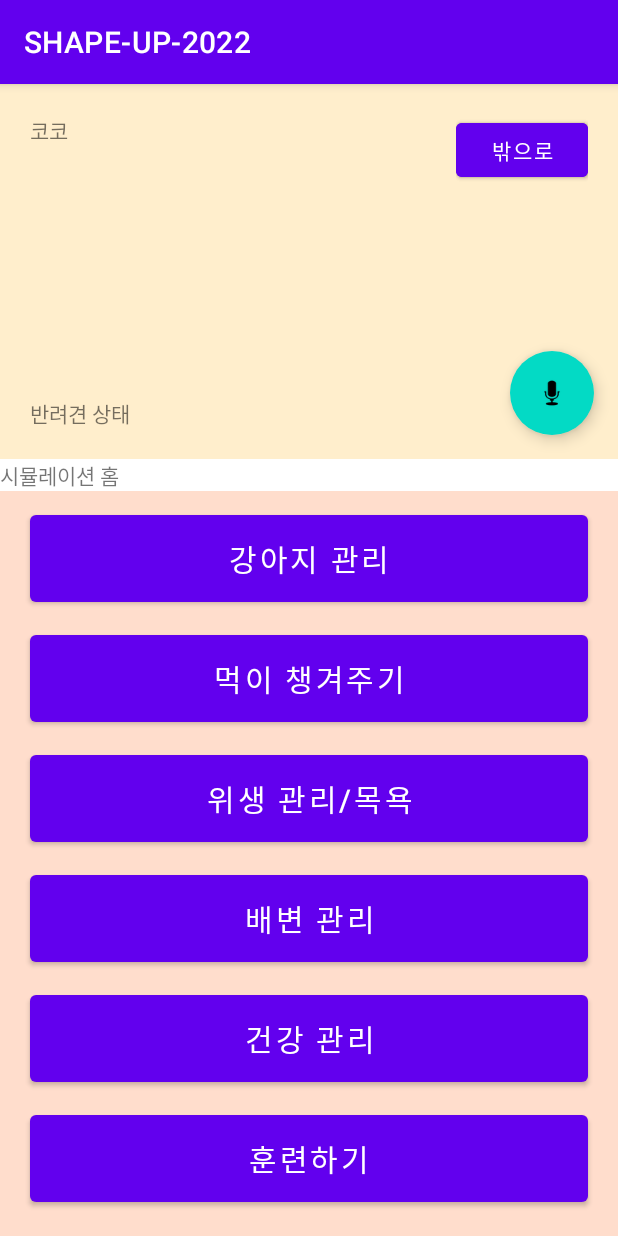
After one commit to SHAPE-UP/Bangida-client, an Android app: the SimulationActivity screen opened directly, with no data from a screen before it, on a phone screen of 412 x 824 dp. The commit adds this screen. Run offline under Robolectric (Android 15) with nearby library versions, the phone set to English and light mode, and no system bars.

Commit message:
#8 시뮬레이션 메인화면 틀(실내/실외 시뮬레이션으로 이동하는 버튼)

```diff
--- a/SHAPEUP2022/app/src/main/AndroidManifest.xml
+++ b/SHAPEUP2022/app/src/main/AndroidManifest.xml
@@ -9,6 +9,9 @@
         android:roundIcon="@mipmap/ic_launcher_round"
         android:supportsRtl="true"
         android:theme="@style/Theme.SHAPEUP2022">
+        <activity
+            android:name=".SimulationActivity"
+            android:exported="false" />
         <activity
             android:name=".TempMainActivity"
             android:exported="false">
@@ -41,8 +44,7 @@
             android:exported="true" />
         <activity
             android:name=".MainActivity"
-            android:exported="true">
-        </activity>
+            android:exported="true"></activity>
         <activity
             android:name=".ToDoActivity"
             android:exported="false" /> <!-- 정보 -->
--- /dev/null
+++ b/SHAPEUP2022/app/src/main/java/com/example/shape_up_2022/SimulationActivity.kt
@@ -0,0 +1,44 @@
+package com.example.shape_up_2022
+
+import androidx.appcompat.app.AppCompatActivity
+import android.os.Bundle
+import android.view.View
+import com.example.shape_up_2022.databinding.SimulationMainBinding
+
+class SimulationActivity : AppCompatActivity() {
+    lateinit var binding: SimulationMainBinding
+
+    override fun onCreate(savedInstanceState: Bundle?) {
+        super.onCreate(savedInstanceState)
+
+        binding = SimulationMainBinding.inflate(layoutInflater)
+        if (false) { // 시뮬레이션을 시작하지 않은 유저라면(반려견이 없는지 검사)
+            binding.simNotStarted.visibility= View.VISIBLE
+            binding.simStarted.visibility= View.INVISIBLE
+            binding.simStartBtn.setOnClickListener {
+                //버튼 클릭하면 시뮬레이션 시작 액티비티로 전환
+                //val intent = Intent(this, 시작액티비티::class.java)
+                //startActivity(intent)
+            }
+        }
+
+        setContentView(binding.root)
+
+        // 실내/외출 모드 전환
+
+        binding.btnout.setOnClickListener {
+            binding.btnout.visibility = View.INVISIBLE
+            binding.indoor.visibility = View.INVISIBLE
+            binding.btnin.visibility = View.VISIBLE
+            binding.outdoor.visibility = View.VISIBLE
+        }
+
+        binding.btnin.setOnClickListener {
+            binding.btnin.visibility = View.INVISIBLE
+            binding.outdoor.visibility = View.INVISIBLE
+            binding.btnout.visibility = View.VISIBLE
+            binding.indoor.visibility = View.VISIBLE
+        }
+
+    }
+}
--- a/SHAPEUP2022/app/src/main/java/com/example/shape_up_2022/TempMainActivity.kt
+++ b/SHAPEUP2022/app/src/main/java/com/example/shape_up_2022/TempMainActivity.kt
@@ -12,6 +12,11 @@ class TempMainActivity : AppCompatActivity() {
         super.onCreate(savedInstanceState)
         val binding = ActivityTempMainBinding.inflate(layoutInflater)
         setContentView(binding.root)
+
+        binding.btnSimulationMain.setOnClickListener {
+            intent1 = Intent(this, SimulationActivity::class.java)
+            startActivity(intent1)
+        }
 
         binding.budgetMain.setOnClickListener {
             intent1 = Intent(this, BudgetActivity::class.java)
--- /dev/null
+++ b/SHAPEUP2022/app/src/main/res/layout/simulation_main.xml
@@ -0,0 +1,217 @@
+<?xml version="1.0" encoding="utf-8"?>
+<LinearLayout xmlns:android="http://schemas.android.com/apk/res/android"
+    xmlns:tools="http://schemas.android.com/tools"
+    android:layout_width="match_parent"
+    android:layout_height="match_parent"
+    xmlns:app="http://schemas.android.com/apk/res-auto"
+    android:orientation="vertical">
+
+    <FrameLayout
+        android:layout_width="match_parent"
+        android:layout_height="match_parent">
+
+        <!--시뮬레이션 시작-->
+        <LinearLayout
+            android:id="@+id/sim_not_started"
+            android:layout_width="match_parent"
+            android:layout_height="match_parent"
+            android:orientation="vertical"
+            android:gravity="center"
+            android:background="@color/white"
+            >
+            <TextView
+                android:layout_width="match_parent"
+                android:layout_height="wrap_content"
+                android:text="성향 점검 테스트"
+                android:textSize="30dp"
+                android:gravity="center"
+                />
+            <Button
+                android:id="@+id/test_start_btn"
+                android:layout_width="match_parent"
+                android:layout_height="wrap_content"
+                android:text="시작하기"
+                android:textSize="30dp"
+                />
+            <View style="@style/Divider"
+                android:layout_marginVertical="50dp" />
+            <TextView
+                android:layout_width="match_parent"
+                android:layout_height="wrap_content"
+                android:text="시뮬레이션"
+                android:textSize="30dp"
+                android:gravity="center"
+                />
+            <Button
+                android:id="@+id/sim_start_btn"
+                android:layout_width="match_parent"
+                android:layout_height="wrap_content"
+                android:text="시작하기"
+                android:textSize="30dp"
+                />
+        </LinearLayout>
+
+        <!--시뮬레이션-->
+        <LinearLayout
+            android:id="@+id/sim_started"
+            android:layout_width="match_parent"
+            android:layout_height="match_parent"
+            android:background="@color/white"
+            android:orientation="vertical">
+
+            <androidx.constraintlayout.widget.ConstraintLayout
+                android:layout_width="match_parent"
+                android:layout_height="250dp"
+                android:background="#ffeecc">
+                <TextView
+                    android:layout_width="wrap_content"
+                    android:layout_height="wrap_content"
+                    app:layout_constraintLeft_toLeftOf="parent"
+                    app:layout_constraintTop_toTopOf="parent"
+                    android:layout_margin="20dp"
+                    android:text="코코"
+                    />
+                <FrameLayout
+                    android:layout_width="wrap_content"
+                    android:layout_height="wrap_content"
+                    app:layout_constraintRight_toRightOf="parent"
+                    app:layout_constraintTop_toTopOf="parent"
+                    android:layout_margin="20dp">
+                    <Button
+                        android:layout_width="wrap_content"
+                        android:layout_height="wrap_content"
+                        android:id="@+id/btnin"
+                        android:text="실내로" />
+                    <Button
+                        android:layout_width="wrap_content"
+                        android:layout_height="wrap_content"
+                        android:id="@+id/btnout"
+                        android:text="밖으로" />
+                </FrameLayout>
+                <TextView
+                    android:layout_width="wrap_content"
+                    android:layout_height="wrap_content"
+                    app:layout_constraintLeft_toLeftOf="parent"
+                    app:layout_constraintBottom_toBottomOf="parent"
+                    android:layout_margin="20dp"
+                    android:text="반려견 상태"
+                    />
+                <com.google.android.material.floatingactionbutton.ExtendedFloatingActionButton
+                    android:layout_width="wrap_content"
+                    android:layout_height="wrap_content"
+                    android:layout_marginEnd="16dp"
+                    android:layout_marginBottom="16dp"
+                    app:icon="@android:drawable/ic_btn_speak_now"
+                    app:layout_constraintBottom_toBottomOf="parent"
+                    app:layout_constraintEnd_toEndOf="parent" />
+
+            </androidx.constraintlayout.widget.ConstraintLayout>
+
+            <TextView
+                android:layout_width="wrap_content"
+                android:layout_height="wrap_content"
+                android:text="시뮬레이션 홈" />
+
+            <FrameLayout
+                android:layout_width="match_parent"
+                android:layout_height="0dp"
+                android:layout_weight="1"
+                >
+
+                <ScrollView
+                    android:id="@+id/outdoor"
+                    android:layout_width="match_parent"
+                    android:layout_height="match_parent"
+                    android:background="#ccddff">
+                    <LinearLayout
+                        android:layout_width="match_parent"
+                        android:layout_height="match_parent"
+                        android:orientation="vertical">
+                        <Button
+                            android:layout_width="match_parent"
+                            android:layout_height="70dp"
+                            android:textSize="20dp"
+                            android:layout_marginHorizontal="20dp"
+                            android:layout_marginTop="10dp"
+                            android:text="산책 다녀오기"/>
+                        <Button
+                            android:layout_width="match_parent"
+                            android:layout_height="70dp"
+                            android:textSize="20dp"
+                            android:layout_marginHorizontal="20dp"
+                            android:layout_marginTop="10dp"
+                            android:text="병원"/>
+                        <Button
+                            android:layout_width="match_parent"
+                            android:layout_height="70dp"
+                            android:textSize="20dp"
+                            android:layout_marginHorizontal="20dp"
+                            android:layout_marginTop="10dp"
+                            android:text="미용"/>
+
+                    </LinearLayout>
+                </ScrollView>
+
+                <ScrollView
+                    android:id="@+id/indoor"
+                    android:layout_width="match_parent"
+                    android:layout_height="match_parent"
+                    android:background="#ffddcc">
+                    <LinearLayout
+                        android:layout_width="match_parent"
+                        android:layout_height="match_parent"
+                        android:orientation="vertical">
+                        <Button
+                            android:layout_width="match_parent"
+                            android:layout_height="70dp"
+                            android:textSize="20dp"
+                            android:layout_marginHorizontal="20dp"
+                            android:layout_marginTop="10dp"
+                            android:text="강아지 관리"/>
+                        <Button
+                            android:layout_width="match_parent"
+                            android:layout_height="70dp"
+                            android:textSize="20dp"
+                            android:layout_marginHorizontal="20dp"
+                            android:layout_marginTop="10dp"
+                            android:text="먹이 챙겨주기"/>
+                        <Button
+                            android:layout_width="match_parent"
+                            android:layout_height="70dp"
+                            android:textSize="20dp"
+                            android:layout_marginHorizontal="20dp"
+                            android:layout_marginTop="10dp"
+                            android:text="위생 관리/목욕" />
+                        <Button
+                            android:layout_width="match_parent"
+                            android:layout_height="70dp"
+                            android:textSize="20dp"
+                            android:layout_marginHorizontal="20dp"
+                            android:layout_marginTop="10dp"
+                            android:text="배변 관리" />
+                        <Button
+                            android:layout_width="match_parent"
+                            android:layout_height="70dp"
+                            android:textSize="20dp"
+                            android:layout_marginHorizontal="20dp"
+                            android:layout_marginTop="10dp"
+                            android:text="건강 관리" />
+                        <Button
+                            android:layout_width="match_parent"
+                            android:layout_height="70dp"
+                            android:textSize="20dp"
+                            android:layout_marginHorizontal="20dp"
+                            android:layout_marginTop="10dp"
+                            android:text="훈련하기" />
+
+                    </LinearLayout>
+                </ScrollView>
+
+            </FrameLayout>
+
+        </LinearLayout>
+
+
+    </FrameLayout>
+
+</LinearLayout>
--- a/SHAPEUP2022/app/src/main/res/values/themes.xml
+++ b/SHAPEUP2022/app/src/main/res/values/themes.xml
@@ -13,4 +13,11 @@
         <item name="android:statusBarColor" tools:targetApi="l">?attr/colorPrimaryVariant</item>
         <!-- Customize your theme here. -->
     </style>
+
+    <style name="Divider">
+        <item name="android:layout_width">match_parent</item>
+        <item name="android:layout_height">1dp</item>
+        <item name="android:background">?android:attr/listDivider</item>
+    </style>
+
 </resources>
```
